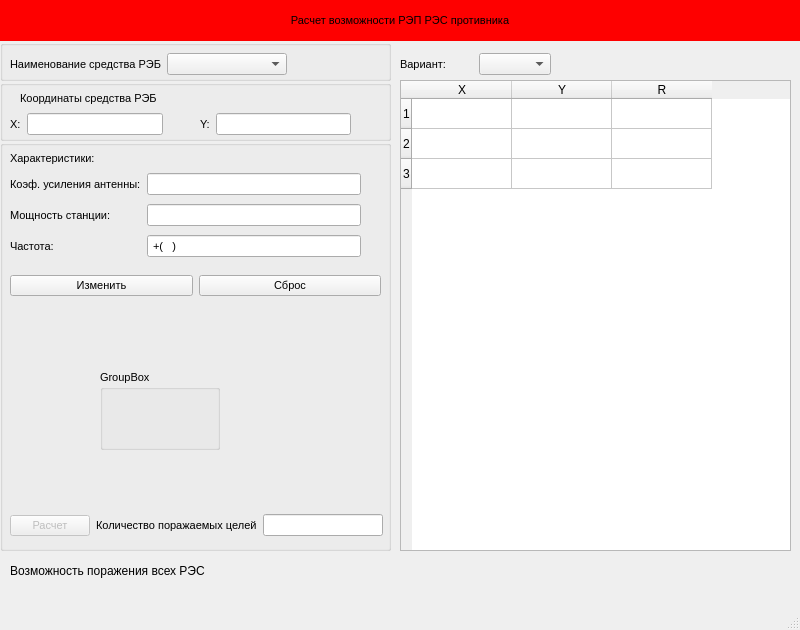
Before: the Qt Designer form mainwindow.ui in businessausage/v22, drawn with Qt 5.
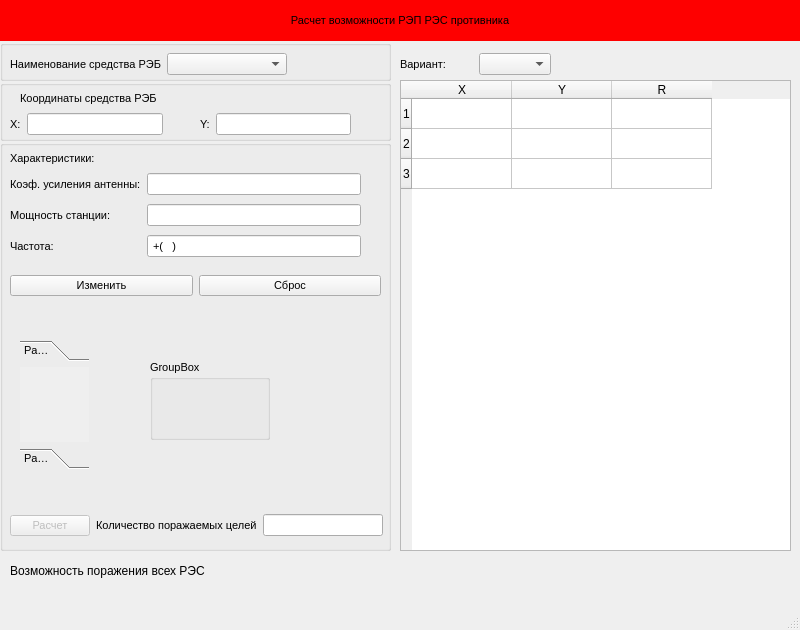
After: the same form once the commit is applied.

The edit to the form file:
```diff
--- a/mainwindow.ui
+++ b/mainwindow.ui
@@ -436,8 +436,8 @@
     <widget class="QGroupBox" name="groupBox_4">
      <property name="geometry">
       <rect>
-       <x>100</x>
-       <y>230</y>
+       <x>150</x>
+       <y>220</y>
        <width>120</width>
        <height>80</height>
       </rect>
@@ -446,6 +446,45 @@
       <string>GroupBox</string>
      </property>
     </widget>
+    <widget class="QToolBox" name="toolBox">
+     <property name="geometry">
+      <rect>
+       <x>20</x>
+       <y>200</y>
+       <width>69</width>
+       <height>129</height>
+      </rect>
+     </property>
+     <property name="currentIndex">
+      <number>0</number>
+     </property>
+     <widget class="QWidget" name="page">
+      <property name="geometry">
+       <rect>
+        <x>0</x>
+        <y>0</y>
+        <width>69</width>
+        <height>71</height>
+       </rect>
+      </property>
+      <attribute name="label">
+       <string>Page 1</string>
+      </attribute>
+     </widget>
+     <widget class="QWidget" name="page_2">
+      <property name="geometry">
+       <rect>
+        <x>0</x>
+        <y>0</y>
+        <width>69</width>
+        <height>71</height>
+       </rect>
+      </property>
+      <attribute name="label">
+       <string>Page 2</string>
+      </attribute>
+     </widget>
+    </widget>
    </widget>
    <widget class="QWidget" name="layoutWidget">
     <property name="geometry">
```
